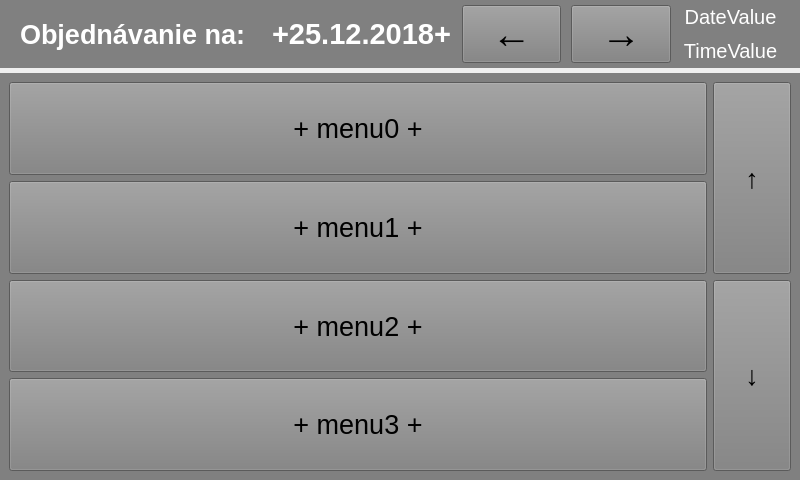
KelloTomas/CVUTMasterThesis, file ServerApp/TerminalServices/Order/Layouts/OrdersLayout.ui: the form before one commit.
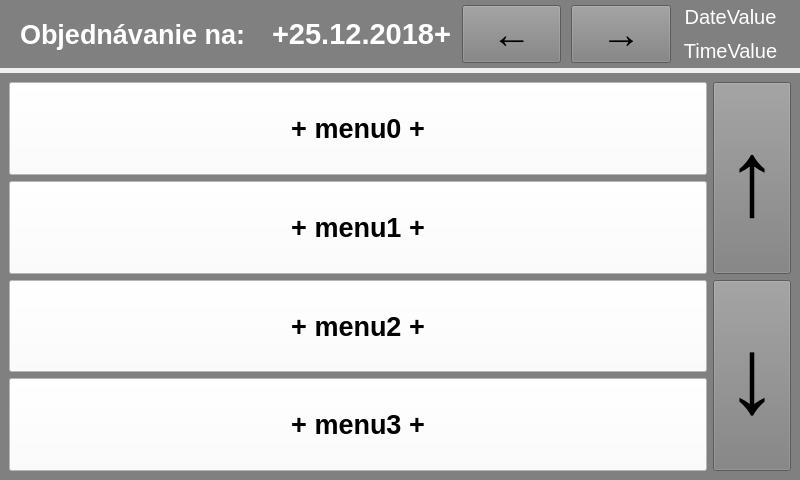
The form after the commit.

Commit message: Edit layout and take picture for serving service

What changed in the file:
```diff
--- a/ServerApp/TerminalServices/Order/Layouts/OrdersLayout.ui
+++ b/ServerApp/TerminalServices/Order/Layouts/OrdersLayout.ui
@@ -267,8 +267,13 @@
         <property name="font">
          <font>
           <pointsize>20</pointsize>
+          <weight>75</weight>
+          <bold>true</bold>
          </font>
         </property>
+        <property name="styleSheet">
+         <string notr="true">QPushButton:checked { background-color: green; } QPushButton { background-color: white; }</string>
+        </property>
         <property name="text">
          <string>+ menu1 +</string>
         </property>
@@ -288,8 +293,13 @@
         <property name="font">
          <font>
           <pointsize>20</pointsize>
+          <weight>75</weight>
+          <bold>true</bold>
          </font>
         </property>
+        <property name="styleSheet">
+         <string notr="true">QPushButton:checked { background-color: green; } QPushButton { background-color: white; }</string>
+        </property>
         <property name="text">
          <string>+ menu2 +</string>
         </property>
@@ -309,8 +319,13 @@
         <property name="font">
          <font>
           <pointsize>20</pointsize>
+          <weight>75</weight>
+          <bold>true</bold>
          </font>
         </property>
+        <property name="styleSheet">
+         <string notr="true">QPushButton:checked { background-color: green; } QPushButton { background-color: white; }</string>
+        </property>
         <property name="text">
          <string>+ menu0 +</string>
         </property>
@@ -330,8 +345,13 @@
         <property name="font">
          <font>
           <pointsize>20</pointsize>
+          <weight>75</weight>
+          <bold>true</bold>
          </font>
         </property>
+        <property name="styleSheet">
+         <string notr="true">QPushButton:checked { background-color: green; } QPushButton { background-color: white; }</string>
+        </property>
         <property name="text">
          <string>+ menu3 +</string>
         </property>
@@ -350,7 +370,7 @@
         </property>
         <property name="font">
          <font>
-          <pointsize>20</pointsize>
+          <pointsize>80</pointsize>
           <weight>75</weight>
           <bold>true</bold>
          </font>
@@ -370,7 +390,7 @@
         </property>
         <property name="font">
          <font>
-          <pointsize>20</pointsize>
+          <pointsize>80</pointsize>
           <weight>75</weight>
           <bold>true</bold>
          </font>
```
The commit also changes 3 other files.
